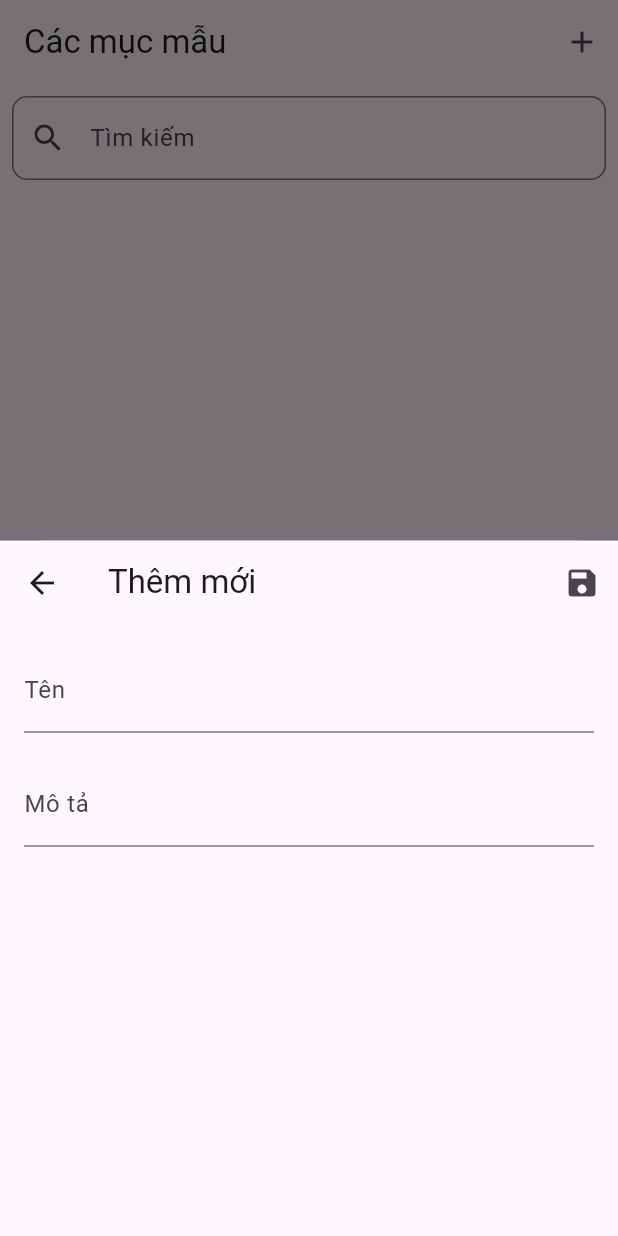
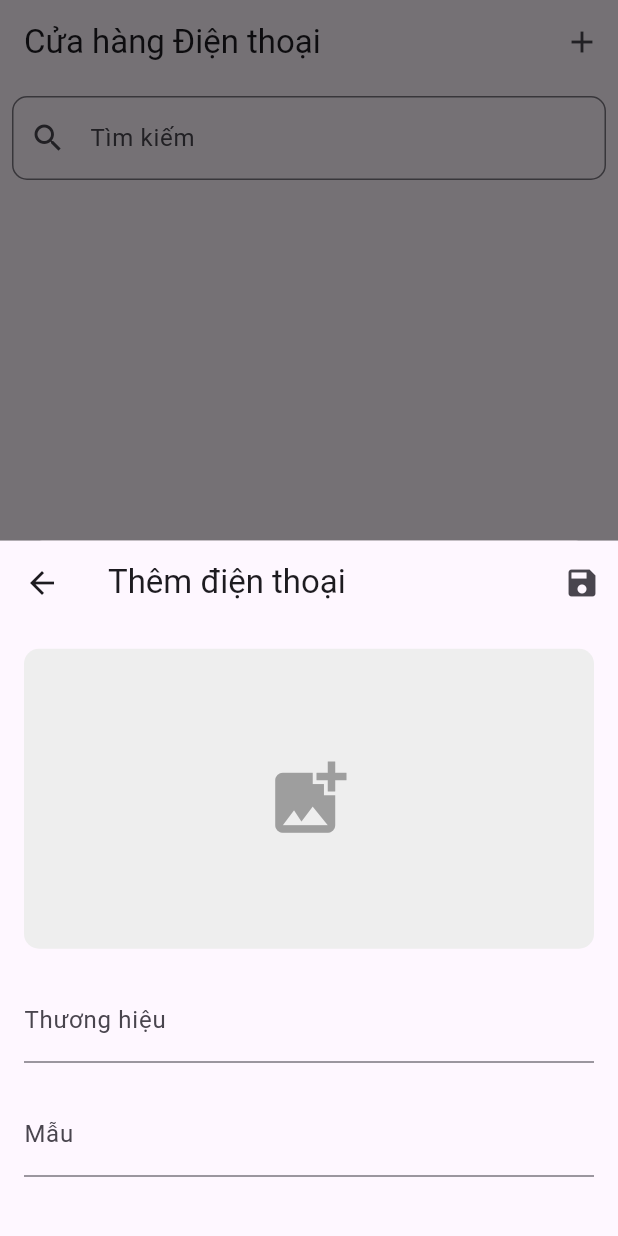
Before and after one commit to NguyenHuy2003/crud_mvvm, a Flutter app: the screen it shows after launch, after a tap on the "add" icon, on a phone screen of 412 x 824 dp. Run offline on Flutter 3.47's test engine with Material 3 defaults, Android fonts, the phone set to English and light mode, and no system bars; our stand-ins replace image_picker.

Commit message:
update 23-4-2024 5h03

```diff
--- a/lib/main.dart
+++ b/lib/main.dart
@@ -1,6 +1,6 @@
 import 'package:flutter/material.dart';
 
-import 'crud_mvvm_2.dart';
+import 'phone.dart';
 
 void main() {
   WidgetsFlutterBinding.ensureInitialized();
@@ -19,6 +19,6 @@ class MyApp extends StatelessWidget {
           colorScheme: ColorScheme.fromSeed(seedColor: Colors.deepPurple),
           useMaterial3: true,
         ),
-        home: const SampleItemListView());
+        home: const PhoneListView());
   }
 }
--- /dev/null
+++ b/lib/phone.dart
@@ -0,0 +1,521 @@
+import 'dart:io';
+import 'dart:math';
+
+import 'package:flutter/material.dart';
+import 'package:image_picker/image_picker.dart';
+
+// Định nghĩa lớp Phone để lưu trữ thông tin điện thoại
+class Phone {
+  String id;
+  ValueNotifier<String> brand;
+  ValueNotifier<String> model;
+  ValueNotifier<int> price;
+  ValueNotifier<String> specifications;
+  String? image;
+
+  Phone({
+    String? id,
+    required String brand,
+    required String model,
+    required int price,
+    required String? image,
+    String? specifications,
+  })  : id = id ?? generateUuid(),
+        brand = ValueNotifier(brand),
+        model = ValueNotifier(model),
+        price = ValueNotifier(price),
+        specifications = ValueNotifier(specifications ?? ''),
+        image = image;
+
+  static String generateUuid() {
+    return int.parse(
+            '${DateTime.now().millisecondsSinceEpoch}${Random().nextInt(100000)}')
+        .toRadixString(35)
+        .substring(0, 9);
+  }
+}
+
+// Lớp ViewModel cho danh sách điện thoại
+class PhoneViewModel extends ChangeNotifier {
+  static final _instance = PhoneViewModel._();
+  factory PhoneViewModel() => _instance;
+  PhoneViewModel._();
+  final List<Phone> phones = [];
+
+  // Thêm điện thoại mới vào danh sách
+  void addPhone(String brand, String model, int price, String? image,
+      String specifications) {
+    phones.add(Phone(
+        brand: brand,
+        model: model,
+        price: price,
+        image: image,
+        specifications: specifications));
+    notifyListeners();
+  }
+
+  // Xóa điện thoại từ danh sách
+  void removePhone(String id, BuildContext context) {
+    phones.removeWhere((phone) => phone.id == id);
+    notifyListeners();
+    showSnackbar(context, "Điện thoại đã được xóa thành công");
+  }
+
+  // Cập nhật thông tin điện thoại trong danh sách
+  void updatePhone(String id, String newBrand, String newModel, int newPrice,
+      String newSpecifications) {
+    try {
+      final phone = phones.firstWhere((phone) => phone.id == id);
+      phone.brand.value = newBrand;
+      phone.model.value = newModel;
+      phone.price.value = newPrice;
+      phone.specifications.value = newSpecifications;
+      notifyListeners();
+    } catch (e) {
+      debugPrint("Không tìm thấy điện thoại với ID $id");
+    }
+  }
+
+  // Hiển thị thông báo
+  void showSnackbar(BuildContext context, String message) {
+    ScaffoldMessenger.of(context).showSnackBar(
+      SnackBar(
+        content: Text(message),
+        duration: const Duration(seconds: 2),
+      ),
+    );
+  }
+}
+
+// Widget cho màn hình cập nhật điện thoại
+class PhoneUpdate extends StatefulWidget {
+  final String? initialBrand;
+  final String? initialModel;
+  final int? initialPrice;
+  final String? initialSpecifications;
+
+  const PhoneUpdate(
+      {Key? key,
+      this.initialBrand,
+      this.initialModel,
+      this.initialPrice,
+      this.initialSpecifications})
+      : super(key: key);
+
+  @override
+  State<PhoneUpdate> createState() => _PhoneUpdateState();
+}
+
+class _PhoneUpdateState extends State<PhoneUpdate> {
+  late TextEditingController _brandController;
+  late TextEditingController _modelController;
+  late TextEditingController _priceController;
+  late TextEditingController _specificationsController;
+  String? _imagePath;
+
+  @override
+  void initState() {
+    super.initState();
+    _brandController = TextEditingController(text: widget.initialBrand);
+    _modelController = TextEditingController(text: widget.initialModel);
+    _priceController =
+        TextEditingController(text: widget.initialPrice?.toString() ?? '');
+    _specificationsController =
+        TextEditingController(text: widget.initialSpecifications);
+  }
+
+  @override
+  void dispose() {
+    _brandController.dispose();
+    _modelController.dispose();
+    _priceController.dispose();
+    _specificationsController.dispose();
+    super.dispose();
+  }
+
+  // Chọn và thiết lập hình ảnh cho điện thoại
+  Future<String?> _pickImage() async {
+    final picker = ImagePicker();
+    final pickedFile = await picker.getImage(source: ImageSource.gallery);
+    if (pickedFile != null) {
+      return pickedFile.path;
+    } else {
+      return null;
+    }
+  }
+
+  // Chọn và thiết lập hình ảnh cho điện thoại
+  void _pickAndSetImage() async {
+    final imagePath = await _pickImage();
+    if (imagePath != null) {
+      setState(() {
+        _imagePath = imagePath;
+      });
+    }
+  }
+
+  @override
+  Widget build(BuildContext context) {
+    return Scaffold(
+      appBar: AppBar(
+        title: Text(widget.initialBrand != null
+            ? 'Chỉnh sửa điện thoại'
+            : 'Thêm điện thoại'),
+        actions: [
+          IconButton(
+            onPressed: () {
+              Navigator.of(context).pop({
+                'brand': _brandController.text,
+                'model': _modelController.text,
+                'price': int.tryParse(_priceController.text) ?? 0,
+                'image': _imagePath, // Chuyển đường dẫn hình ảnh cho người gọi
+                'specifications': _specificationsController.text
+              });
+            },
+            icon: const Icon(Icons.save),
+          )
+        ],
+      ),
+      body: SingleChildScrollView(
+        child: Padding(
+          padding: const EdgeInsets.all(16.0),
+          child: Column(
+            crossAxisAlignment: CrossAxisAlignment.start,
+            children: [
+              GestureDetector(
+                onTap: _pickAndSetImage,
+                child: Container(
+                  width: double.infinity,
+                  height: 200,
+                  decoration: BoxDecoration(
+                    color: Colors.grey[200],
+                    borderRadius: BorderRadius.circular(10),
+                  ),
+                  child: _imagePath != null
+                      ? Image.file(
+                          File(_imagePath!),
+                          width: double.infinity,
+                          height: double.infinity,
+                          fit: BoxFit.cover,
+                        )
+                      : const Icon(
+                          Icons.add_photo_alternate,
+                          size: 60,
+                          color: Colors.grey,
+                        ),
+                ),
+              ),
+              const SizedBox(height: 20),
+              TextFormField(
+                controller: _brandController,
+                decoration: const InputDecoration(labelText: 'Thương hiệu'),
+              ),
+              const SizedBox(height: 20),
+              TextFormField(
+                controller: _modelController,
+                decoration: const InputDecoration(labelText: 'Mẫu'),
+              ),
+              const SizedBox(height: 20),
+              TextFormField(
+                controller: _priceController,
+                decoration: const InputDecoration(labelText: 'Giá (VND)'),
+                keyboardType: TextInputType.number,
+              ),
+              const SizedBox(height: 20),
+              TextFormField(
+                controller: _specificationsController,
+                decoration:
+                    const InputDecoration(labelText: 'Thông số kỹ thuật'),
+                maxLines: 3,
+              ),
+            ],
+          ),
+        ),
+      ),
+    );
+  }
+}
+
+// Widget cho danh sách điện thoại
+class PhoneWidget extends StatelessWidget {
+  final Phone phone;
+  final VoidCallback? onTap;
+
+  const PhoneWidget({Key? key, required this.phone, this.onTap})
+      : super(key: key);
+
+  @override
+  Widget build(BuildContext context) {
+    return ListTile(
+      leading: ClipRRect(
+        borderRadius: BorderRadius.circular(10),
+        child: Container(
+          width: 60,
+          height: 60,
+          child: phone.image != null
+              ? Image.file(
+                  File(phone.image!),
+                  fit: BoxFit.scaleDown,
+                )
+              : const Icon(
+                  Icons.phone,
+                  size: 40,
+                  color: Colors.grey,
+                ),
+        ),
+      ),
+      title: Text('${phone.brand.value} ${phone.model.value}'),
+      subtitle: Text('${phone.price.value} VND'),
+      onTap: onTap,
+    );
+  }
+}
+
+// Widget cho màn hình chi tiết điện thoại
+class PhoneDetailsView extends StatefulWidget {
+  final Phone phone;
+
+  const PhoneDetailsView({Key? key, required this.phone}) : super(key: key);
+
+  @override
+  State<PhoneDetailsView> createState() => _PhoneDetailsViewState();
+}
+
+class _PhoneDetailsViewState extends State<PhoneDetailsView> {
+  final viewModel = PhoneViewModel();
+
+  // Xác nhận xóa điện thoại
+  void _deletePhone(BuildContext context) {
+    showDialog(
+      context: context,
+      builder: (BuildContext context) {
+        return AlertDialog(
+          title: const Text("Xác nhận Xóa"),
+          content:
+              const Text("Bạn có chắc chắn muốn xóa điện thoại này không?"),
+          actions: [
+            TextButton(
+              onPressed: () => Navigator.of(context).pop(false),
+              child: const Text("Hủy"),
+            ),
+            TextButton(
+              onPressed: () {
+                viewModel.removePhone(widget.phone.id, context);
+                Navigator.of(context).popUntil((route) => route.isFirst);
+              },
+              child: const Text("Xóa"),
+            ),
+          ],
+        );
+      },
+    );
+  }
+
+  // Chỉnh sửa thông tin điện thoại
+  void _editPhone(BuildContext context) {
+    showModalBottomSheet<Map<String, dynamic>>(
+      context: context,
+      builder: (context) => PhoneUpdate(
+        initialBrand: widget.phone.brand.value,
+        initialModel: widget.phone.model.value,
+        initialPrice: widget.phone.price.value,
+        initialSpecifications: widget.phone.specifications.value,
+      ),
+    ).then((value) {
+      if (value != null) {
+        viewModel.updatePhone(
+          widget.phone.id,
+          value['brand'] ?? '',
+          value['model'] ?? '',
+          value['price'] ?? 0,
+          value['specifications'] ?? '',
+        );
+        setState(() {});
+      }
+    });
+  }
+
+  @override
+  Widget build(BuildContext context) {
+    return Scaffold(
+      appBar: AppBar(
+        title: const Text('Chi Tiết Điện Thoại'),
+        actions: [
+          IconButton(
+            icon: const Icon(Icons.edit),
+            onPressed: () => _editPhone(context),
+          ),
+          IconButton(
+            icon: const Icon(Icons.delete),
+            onPressed: () => _deletePhone(context),
+          ),
+        ],
+      ),
+      body: SingleChildScrollView(
+        child: Column(
+          crossAxisAlignment: CrossAxisAlignment.start,
+          children: [
+            Padding(
+              padding: const EdgeInsets.all(16.0),
+              child: Column(
+                crossAxisAlignment: CrossAxisAlignment.start,
+                children: [
+                  if (widget.phone.image != null &&
+                      File(widget.phone.image!)
+                          .existsSync()) // Kiểm tra nếu đường dẫn hình ảnh không rỗng và tệp tồn tại
+                    Image.file(
+                      File(widget.phone.image!),
+                      width: double.infinity,
+                      height: 200,
+                      fit: BoxFit.contain,
+                    )
+                  else
+                    Container(
+                      width: double.infinity,
+                      height: 200,
+                      color: Colors.grey[200],
+                      child: Center(
+                        child: Text(
+                          'Không có Hình ảnh',
+                          style: TextStyle(color: Colors.grey[500]),
+                        ),
+                      ),
+                    ),
+                  const SizedBox(height: 20),
+                  Text(
+                    'Thương hiệu: ${widget.phone.brand.value}',
+                    style: TextStyle(fontSize: 18),
+                  ),
+                  const SizedBox(height: 10),
+                  Text(
+                    'Mẫu: ${widget.phone.model.value}',
+                    style: TextStyle(fontSize: 18),
+                  ),
+                  const SizedBox(height: 10),
+                  Text(
+                    'Giá: ${widget.phone.price.value} VND',
+                    style: TextStyle(fontSize: 18),
+                  ),
+                  const SizedBox(height: 10),
+                  Text(
+                    'Thông số kỹ thuật: ${widget.phone.specifications.value}',
+                    style: TextStyle(fontSize: 18),
+                  ),
+                ],
+              ),
+            ),
+          ],
+        ),
+      ),
+    );
+  }
+}
+
+// Widget cho danh sách điện thoại
+class PhoneListView extends StatefulWidget {
+  const PhoneListView({Key? key}) : super(key: key);
+
+  @override
+  State<PhoneListView> createState() => _PhoneListViewState();
+}
+
+class _PhoneListViewState extends State<PhoneListView> {
+  final viewModel = PhoneViewModel();
+  late TextEditingController _searchController;
+
+  @override
+  void initState() {
+    super.initState();
+    _searchController = TextEditingController();
+  }
+
+  @override
+  void dispose() {
+    _searchController.dispose();
+    super.dispose();
+  }
+
+  @override
+  Widget build(BuildContext context) {
+    return Scaffold(
+      appBar: AppBar(
+        title: const Text('Cửa hàng Điện thoại'),
+        actions: [
+          IconButton(
+            icon: const Icon(Icons.add),
+            onPressed: () {
+              showModalBottomSheet<Map<String, dynamic>>(
+                context: context,
+                builder: (context) => const PhoneUpdate(),
+              ).then((value) {
+                if (value != null) {
+                  viewModel.addPhone(
+                    value['brand'] ?? '',
+                    value['model'] ?? '',
+                    value['price'] ?? 0,
+                    value['image'], // Chuyển đường dẫn hình ảnh
+                    value['specifications'] ?? '',
+                  );
+                }
+              });
+            },
+          )
+        ],
+      ),
+      body: Column(
+        children: [
+          Padding(
+            padding: const EdgeInsets.all(8.0),
+            child: TextField(
+              controller: _searchController,
+              onChanged: (value) {
+                setState(() {}); // Cập nhật UI khi truy vấn tìm kiếm thay đổi
+              },
+              decoration: InputDecoration(
+                labelText: 'Tìm kiếm',
+                prefixIcon: const Icon(Icons.search),
+                border: OutlineInputBorder(
+                  borderRadius: BorderRadius.circular(10.0),
+                ),
+              ),
+            ),
+          ),
+          Expanded(
+            child: ListenableBuilder(
+              listenable: viewModel,
+              builder: (context, _) {
+                // Lọc danh sách điện thoại dựa trên truy vấn tìm kiếm
+                final filteredPhones = viewModel.phones.where((phone) {
+                  final searchTerm = _searchController.text.toLowerCase();
+                  final phoneBrand = phone.brand.value.toLowerCase();
+                  final phoneModel = phone.model.value.toLowerCase();
+                  return phoneBrand.contains(searchTerm) ||
+                      phoneModel.contains(searchTerm);
+                }).toList();
+                return ListView.builder(
+                  itemCount: filteredPhones.length,
+                  itemBuilder: (context, index) {
+                    final phone = filteredPhones[index];
+                    return PhoneWidget(
+                      key: ValueKey(phone.id),
+                      phone: phone,
+                      onTap: () {
+                        Navigator.of(context).push(
+                          MaterialPageRoute(
+                            builder: (context) => PhoneDetailsView(
+                              phone: phone,
+                            ),
+                          ),
+                        );
+                      },
+                    );
+                  },
+                );
+              },
+            ),
+          ),
+        ],
+      ),
+    );
+  }
+}
```
Also changed, not shown: 1 other file.
